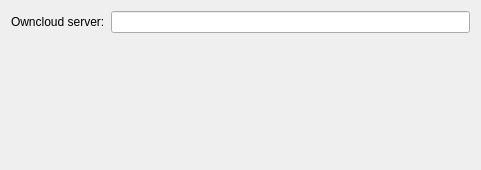
This is resources/owncloud/rss/configdialog.ui in KDE/kdepim-runtime as Qt 5 draws it before an edit. The edited form follows.
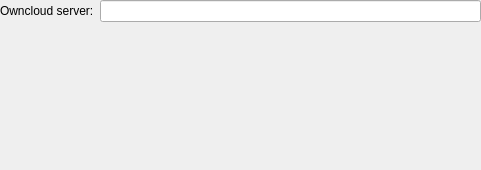
This is the edited form.

Commit message: Do not confuse label with lineedit, fix margins

What changed in the file:
```diff
--- a/resources/owncloud/rss/configdialog.ui
+++ b/resources/owncloud/rss/configdialog.ui
@@ -12,17 +12,20 @@
    </rect>
   </property>
   <layout class="QVBoxLayout" name="verticalLayout">
+   <property name="margin">
+    <number>0</number>
+   </property>
    <item>
     <layout class="QHBoxLayout" name="horizontalLayout">
      <item>
-      <widget class="QLabel" name="owncloudServerLineEdit">
+      <widget class="QLabel" name="label">
        <property name="text">
         <string>Owncloud server:</string>
        </property>
       </widget>
      </item>
      <item>
-      <widget class="QLineEdit" name="linePath"/>
+      <widget class="QLineEdit" name="owncloudServerLineEdit"/>
      </item>
     </layout>
    </item>
```
